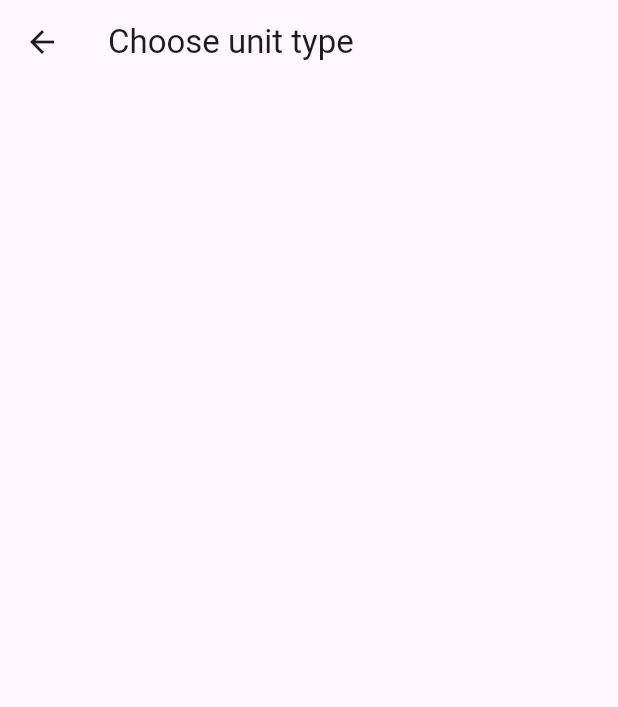
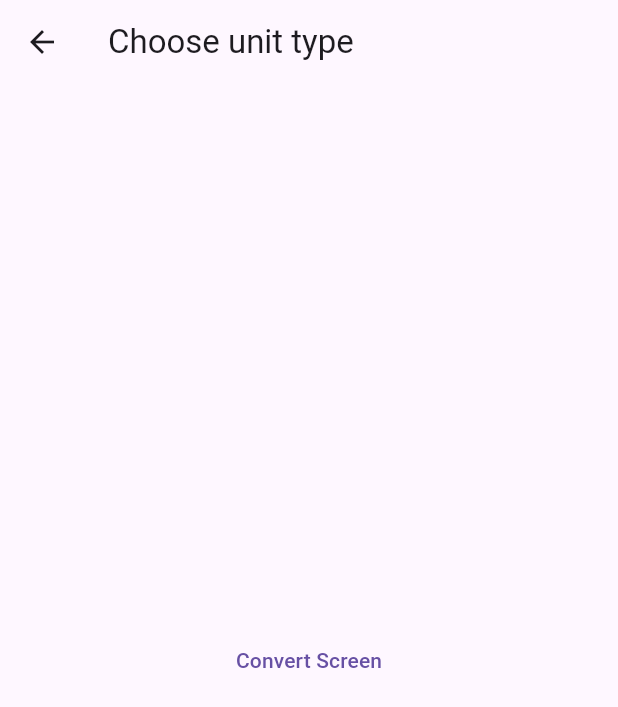
Before and after one commit to lusnyak-flutter-apps/easy_units, a Flutter app: the ChooseUnitTypeScreen screen opened directly, on a phone screen of 412 x 824 dp. Shown: the top 707 px of the screen. Run offline on Flutter 3.47's test engine with Material 3 defaults, Android fonts, the phone set to English and light mode, and no system bars; our stand-ins replace auto_route, awesome_extensions, bloc, dio, equatable, flutter_screenutil and 3 more; Roboto replaces fonts that are missing (Onest).

Commit message:
complete routing

```diff
--- a/lib/core/router/app_router/app_router.dart
+++ b/lib/core/router/app_router/app_router.dart
@@ -17,10 +17,31 @@ GlobalKey<NavigatorState> rootNavigatorKey = GlobalKey<NavigatorState>();
 
 @AutoRouterConfig()
 class AppRouter extends _$AppRouter {
-
   @override
   List<AutoRoute> get routes => [
-    AutoRoute(page: SplashRoute.page, initial: true),
-    AutoRoute(page: ExampleRoute.page),
-  ];
+        AutoRoute(page: SplashRoute.page, initial: true),
+        AutoRoute(page: ExampleRoute.page),
+        AutoRoute(page: HomeRoute.page, children: [
+          unitsTap,
+          AutoRoute(page: FavoriteRoute.page),
+          AutoRoute(page: PlansRoute.page),
+          AutoRoute(page: SettingsRoute.page),
+        ])
+      ];
 }
+
+@RoutePage(name: 'UnitsTap')
+class UnitsTapScreen extends AutoRouter {
+  const UnitsTapScreen({super.key});
+}
+
+final unitsTap = AutoRoute(
+  page: UnitsTap.page,
+  children: [
+    AutoRoute(
+      page: ChooseUnitTypeRoute.page,
+      initial: true,
+    ),
+    AutoRoute(page: ConvertRoute.page),
+  ],
+);
--- a/lib/presentations/choose_unit_type/choose_unit_type_screen.dart
+++ b/lib/presentations/choose_unit_type/choose_unit_type_screen.dart
@@ -1,4 +1,6 @@
 import 'package:auto_route/annotations.dart';
+import 'package:auto_route/auto_route.dart';
+import 'package:easy_units/core/router/app_router/app_router.dart';
 import 'package:flutter/material.dart';
 
 @RoutePage()
@@ -12,7 +14,11 @@ class ChooseUnitTypeScreen extends StatelessWidget {
         title: const Text("Choose unit type"),
       ),
       body: SafeArea(
-        child: Container(),
+        child: Center(
+          child: TextButton(onPressed: (){
+            context.pushRoute(ConvertRoute());
+          }, child: Text("Convert Screen")),
+        ),
       ),
     );
   }
--- a/lib/presentations/example_uikit/example_uikit.dart
+++ b/lib/presentations/example_uikit/example_uikit.dart
@@ -1,4 +1,5 @@
 import 'package:auto_route/auto_route.dart';
+import 'package:easy_units/core/router/app_router/app_router.dart';
 import 'package:eu_uikit/eu_uikit.dart';
 import 'package:flutter/material.dart';
 
@@ -13,6 +14,9 @@ class ExampleScreen extends StatelessWidget {
       body: SafeArea(
         child: ListView(
           children: [
+            ListTile(title: const Text("Easy Unit"), onTap: (){
+                context.pushRoute(const HomeRoute());
+            },),
             ExpansionTile(title: const Text("COLORS"),
               children: EUColors.all.map((e) => ListTile(
                 leading: Container(width : 40, height:40,  decoration: BoxDecoration(color: e, border: Border.all()),),
--- a/packages/eu_uikit/lib/src/theme/eu_colors.dart
+++ b/packages/eu_uikit/lib/src/theme/eu_colors.dart
@@ -33,5 +33,10 @@ class EUColors {
   static const baceDarkGreyColor41 = Color(0xFF414040);
   static const baceDarkGreyColor20 = Color(0xFF202020);
   static const baceCustomGreyColor = Color(0xFF535554);
+  static const navGreyColor = Color(0xFF999999);
+
+  static const navBarSvgSelectedColor = ColorFilter.mode(blackColor, BlendMode.srcIn);
+  static const navBarSvgUnSelectedColor = ColorFilter.mode(navGreyColor, BlendMode.srcIn);
+
 
 }
--- a/packages/eu_uikit/lib/src/theme/eu_main_theme.dart
+++ b/packages/eu_uikit/lib/src/theme/eu_main_theme.dart
@@ -1,12 +1,20 @@
+import 'package:eu_uikit/eu_uikit.dart';
 import 'package:flutter/material.dart';
 
-import '../assets/fonts.gen.dart';
 
 ThemeData get lightTheme => ThemeData(
     useMaterial3: true,
     brightness: Brightness.light,
     fontFamily: FontFamily.onest,
-    );
+    bottomNavigationBarTheme: BottomNavigationBarThemeData(
+      backgroundColor: Colors.transparent,
+      type: BottomNavigationBarType.fixed,
+      unselectedLabelStyle: bodySmall10TextStyle,
+      selectedLabelStyle: bodySmall10TextStyle,
+      unselectedItemColor: EUColors.navGreyColor,
+      selectedItemColor: EUColors.blackColor,
+      elevation: 0,
+    ));
 
 ThemeData get darkTheme => ThemeData(
       useMaterial3: true,
```
Also changed, not shown: lib/presentations/convert/convert_screen.dart (+16 -1 lines), lib/presentations/home/home_screen.dart (+47 -7 lines), packages/eu_uikit/lib/src/theme/eu_text_styles.dart (+12 -1 lines), lib/core/router/app_router/app_router.gr.dart, packages/eu_uikit/assets/icons/favorites.svg, packages/eu_uikit/assets/icons/heart_red.svg. Lines whose indentation alone changed are shown as unchanged.
